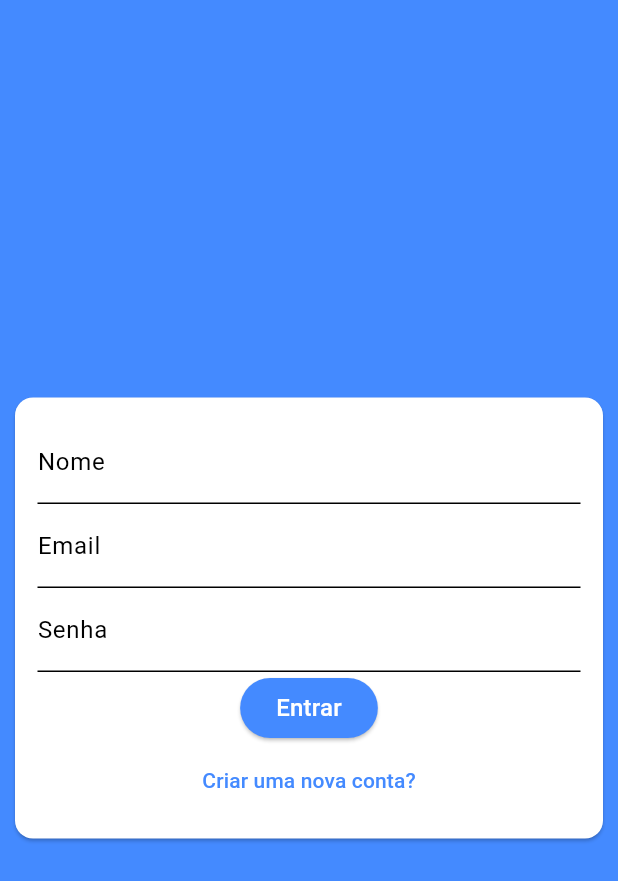
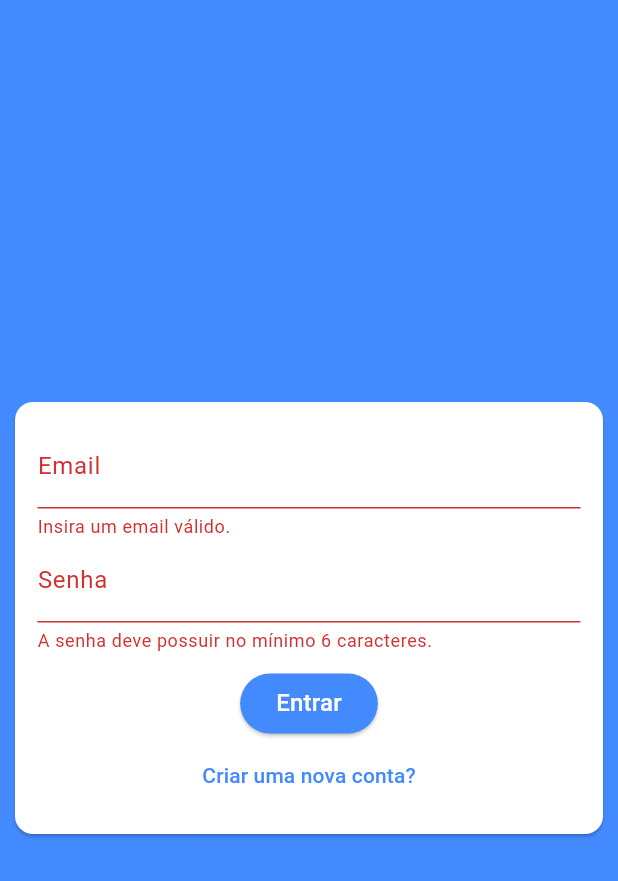
Before and after one commit to Jooaomarcelo/chat-app, a Flutter app: the screen it shows after launch, after a tap on "Entrar", on a phone screen of 412 x 824 dp. Shown: the top 881 px of the screen. Run offline on Flutter 3.47's test engine with Material 3 defaults, Android fonts, the phone set to English and light mode, and no system bars.

Commit message:
added form components and data model

```diff
--- a/lib/components/auth_form.dart
+++ b/lib/components/auth_form.dart
@@ -1,7 +1,29 @@
+import 'package:chat_app/models/auth_form_data.dart';
 import 'package:flutter/material.dart';
 
-class AuthForm extends StatelessWidget {
-  const AuthForm({super.key});
+class AuthForm extends StatefulWidget {
+  final void Function(AuthFormData) onSubmit;
+
+  const AuthForm({
+    required this.onSubmit,
+    super.key,
+  });
+
+  @override
+  State<AuthForm> createState() => _AuthFormState();
+}
+
+class _AuthFormState extends State<AuthForm> {
+  final _formData = AuthFormData();
+  final _formKey = GlobalKey<FormState>();
+
+  void _submit() {
+    final isValid = _formKey.currentState?.validate() ?? false;
+
+    if (!isValid) return;
+
+    widget.onSubmit(_formData);
+  }
 
   @override
   Widget build(BuildContext context) {
@@ -10,25 +32,54 @@ class AuthForm extends StatelessWidget {
       child: Padding(
         padding: const EdgeInsets.all(15),
         child: Form(
+          key: _formKey,
           child: Column(
             children: [
+              if (_formData.isSignup)
                 TextFormField(
+                  key: ValueKey('name'),
+                  initialValue: _formData.name,
+                  onChanged: (name) => _formData.name = name,
                   decoration: InputDecoration(
                     labelText: 'Nome',
                     enabledBorder: UnderlineInputBorder(
                       borderSide: BorderSide(),
                     ),
                   ),
+                  validator: (textField) {
+                    final name = textField ?? '';
+
+                    if (name.trim().length < 4) {
+                      return 'O nome deve possuir no mínimo 4 caracteres.';
+                    }
+
+                    return null;
+                  },
                 ),
               TextFormField(
+                key: ValueKey('email'),
+                initialValue: _formData.email,
+                onChanged: (email) => _formData.email = email,
                 decoration: InputDecoration(
                   labelText: 'Email',
                   enabledBorder: UnderlineInputBorder(
                     borderSide: BorderSide(),
                   ),
                 ),
+                validator: (textField) {
+                  final email = textField ?? '';
+
+                  if (!email.contains('@')) {
+                    return 'Insira um email válido.';
+                  }
+
+                  return null;
+                },
               ),
               TextFormField(
+                key: ValueKey('password'),
+                initialValue: _formData.password,
+                onChanged: (password) => _formData.password = password,
                 obscureText: true,
                 decoration: InputDecoration(
                   labelText: 'Senha',
@@ -36,21 +87,41 @@ class AuthForm extends StatelessWidget {
                     borderSide: BorderSide(),
                   ),
                 ),
+                validator: (textField) {
+                  final senha = textField ?? '';
+
+                  if (senha.trim().length < 5) {
+                    return 'A senha deve possuir no mínimo 6 caracteres.';
+                  }
+
+                  return null;
+                },
+              ),
+              SizedBox(
+                height: 10,
               ),
               ElevatedButton(
-                onPressed: () {},
+                onPressed: _submit,
                 style: ButtonStyle(
                   backgroundColor: WidgetStateProperty.all(
                       Theme.of(context).colorScheme.primary),
                 ),
                 child: Text(
-                  'Entrar',
+                  _formData.isLogin ? 'Entrar' : 'Cadastrar',
                   style: Theme.of(context).textTheme.titleMedium,
                 ),
               ),
               TextButton(
-                onPressed: () {},
-                child: Text('Criar uma nova conta?'),
+                onPressed: () {
+                  setState(() {
+                    _formData.toogleAuthMode();
+                  });
+                },
+                child: Text(
+                  _formData.isLogin
+                      ? 'Criar uma nova conta?'
+                      : 'Já possui conta?',
+                ),
               ),
             ],
           ),
--- /dev/null
+++ b/lib/models/auth_form_data.dart
@@ -0,0 +1,17 @@
+import 'dart:io';
+
+enum AuthMode { login, signup }
+
+class AuthFormData {
+  String name = '';
+  String email = '';
+  String password = '';
+  File? image;
+  AuthMode _mode = AuthMode.login;
+
+  bool get isLogin => _mode == AuthMode.login;
+
+  bool get isSignup => _mode == AuthMode.signup;
+
+  void toogleAuthMode() => _mode = isLogin ? AuthMode.signup : AuthMode.login;
+}
--- a/lib/pages/auth_page.dart
+++ b/lib/pages/auth_page.dart
@@ -1,17 +1,48 @@
 import 'package:chat_app/components/auth_form.dart';
+import 'package:chat_app/models/auth_form_data.dart';
 import 'package:flutter/material.dart';
 
-class AuthPage extends StatelessWidget {
+class AuthPage extends StatefulWidget {
   const AuthPage({super.key});
+
+  @override
+  State<AuthPage> createState() => _AuthPageState();
+}
+
+class _AuthPageState extends State<AuthPage> {
+  bool _isLoading = false;
+
+  void _handleSubmit(AuthFormData formData) {
+    setState(() => _isLoading = true);
+
+    print(formData.email);
+
+    setState(() => _isLoading = false);
+  }
 
   @override
   Widget build(BuildContext context) {
     return Scaffold(
       backgroundColor: Theme.of(context).colorScheme.primary,
-      body: Center(
-        child: SingleChildScrollView(
-          child: AuthForm(),
-        ),
+      body: Stack(
+        children: [
+          Center(
+            child: SingleChildScrollView(
+              child: AuthForm(
+                onSubmit: _handleSubmit,
+              ),
+            ),
+          ),
+          if (_isLoading)
+            Container(
+              decoration: BoxDecoration(
+                color: Color.fromRGBO(0, 0, 0, 0.5),
+              ),
+              child: Center(
+                child: CircularProgressIndicator(),
+              ),
+            ),
+        ],
       ),
     );
   }
```
Lines whose indentation alone changed are shown as unchanged.
